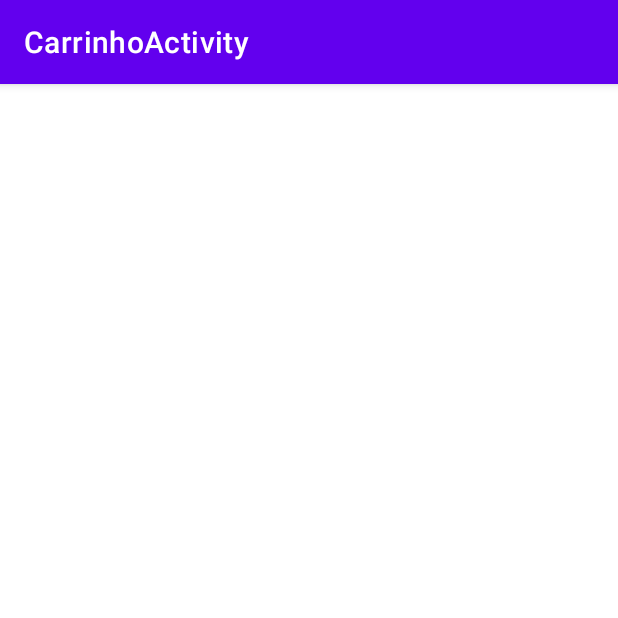
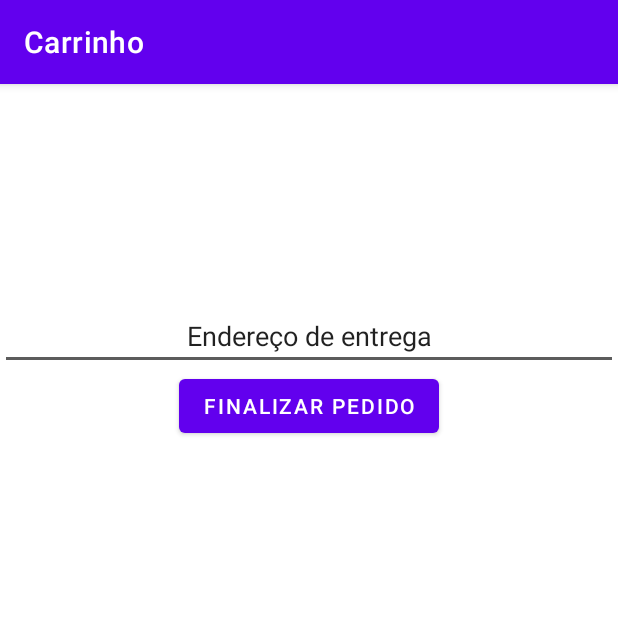
Before and after one commit to MateusCardosoDev/projeto_disp_moveis, an Android app: the CarrinhoActivity screen opened directly, with no data from a screen before it, on a phone screen of 412 x 824 dp, the top half of it. Run offline under Robolectric (Android 15) with nearby library versions, the phone set to English and light mode, and no system bars; libraries missing offline, so code that uses them is left out: io.realm.

Commit message:
Finalização carrinho

```diff
--- a/app/src/main/java/br/com/cardosobritzburger/Carrinho.java
+++ b/app/src/main/java/br/com/cardosobritzburger/Carrinho.java
@@ -1,16 +1,25 @@
 package br.com.cardosobritzburger;
 
-import java.io.Serializable;
 import java.util.ArrayList;
 import java.util.List;
 
-public class Carrinho implements Serializable {
+public class Carrinho {
+
+    private static Carrinho instance = null;
+
     private List<Produto> produtos;
     private boolean entrega; // true = tele-entrega; false = retirada
 
     public Carrinho() {
         produtos = new ArrayList<>();
         entrega = false; // por padrão a entrega é retirada
+    }
+
+    public static Carrinho getInstance(){
+        if(instance == null){
+            instance = new Carrinho();
+        }
+        return instance;
     }
 
     public List<Produto> getProdutos() {
--- a/app/src/main/res/layout/activity_carrinho.xml
+++ b/app/src/main/res/layout/activity_carrinho.xml
@@ -2,8 +2,46 @@
 <androidx.constraintlayout.widget.ConstraintLayout xmlns:android="http://schemas.android.com/apk/res/android"
     xmlns:app="http://schemas.android.com/apk/res-auto"
     xmlns:tools="http://schemas.android.com/tools"
+    android:id="@+id/carrinho_constraint"
     android:layout_width="match_parent"
     android:layout_height="match_parent"
     tools:context=".CarrinhoActivity">
 
+    <LinearLayout
+        android:id="@+id/carrinho_linear_layout"
+        android:layout_width="fill_parent"
+        android:layout_height="wrap_content"
+        android:clickable="true"
+        android:orientation="vertical"
+        app:layout_constraintBottom_toBottomOf="parent"
+        app:layout_constraintEnd_toEndOf="parent"
+        app:layout_constraintStart_toStartOf="parent"
+        app:layout_constraintTop_toTopOf="parent" >
+
+    </LinearLayout>
+
+    <EditText
+        android:id="@+id/endereco_entrega"
+        android:layout_width="match_parent"
+        android:layout_height="wrap_content"
+        android:ems="10"
+        android:inputType="text"
+        android:textAlignment="center"
+        android:text="Endereço de entrega"
+        app:layout_constraintEnd_toEndOf="parent"
+        app:layout_constraintStart_toStartOf="parent"
+        app:layout_constraintBottom_toTopOf="@id/finalizar_pedido_btn"
+        app:layout_constraintTop_toBottomOf="@id/carrinho_linear_layout"/>
+
+    <Button
+        android:id="@+id/finalizar_pedido_btn"
+        android:layout_width="wrap_content"
+        android:layout_height="wrap_content"
+        app:layout_constraintEnd_toEndOf="parent"
+        app:layout_constraintStart_toStartOf="parent"
+        app:layout_constraintBottom_toTopOf="parent"
+        app:layout_constraintTop_toBottomOf="@id/endereco_entrega"
+        android:text="Finalizar pedido" />
+
+
 </androidx.constraintlayout.widget.ConstraintLayout>
--- a/app/src/main/res/values/strings.xml
+++ b/app/src/main/res/values/strings.xml
@@ -10,7 +10,9 @@
     <string name="special_burgers">Special Burgers</string>
     <string name="drinks">Bebidas</string>
     <string name="add">Adicionar</string>
+    <string name="remover">Remover</string>
     <string name="cancelar">Cancelar</string>
     <string name="title_activity_carrinho">CarrinhoActivity</string>
+    <string name="ok">Ok</string>
 
 </resources>
--- a/gradle.properties
+++ b/gradle.properties
@@ -19,3 +19,4 @@ android.useAndroidX=true
 # resources declared in the library itself and none from the library's dependencies,
 # thereby reducing the size of the R class for that library
 android.nonTransitiveRClass=true
+android.debug.obsoleteApi=true
```
Also changed, not shown: app/build.gradle (+7 -12 lines), app/src/main/java/br/com/cardosobritzburger/CarrinhoActivity.java (+68 -8 lines), app/src/main/java/br/com/cardosobritzburger/MainActivity.java (+4 -4 lines), app/src/main/java/br/com/cardosobritzburger/Pedido.java (added, +49 -0 lines), app/src/main/java/br/com/cardosobritzburger/PedidoHistorico.java (deleted, +0 -54 lines), app/src/main/java/br/com/cardosobritzburger/Produto.java (+13 -25 lines), app/src/main/java/br/com/cardosobritzburger/RealmUtil.java (added, +47 -0 lines), app/src/main/java/br/com/cardosobritzburger/ViewHolder.java (+0 -7 lines), app/src/main/res/layout/list_buttons_style_carrinho.xml (added, +31 -0 lines), build.gradle (+9 -0 lines).
